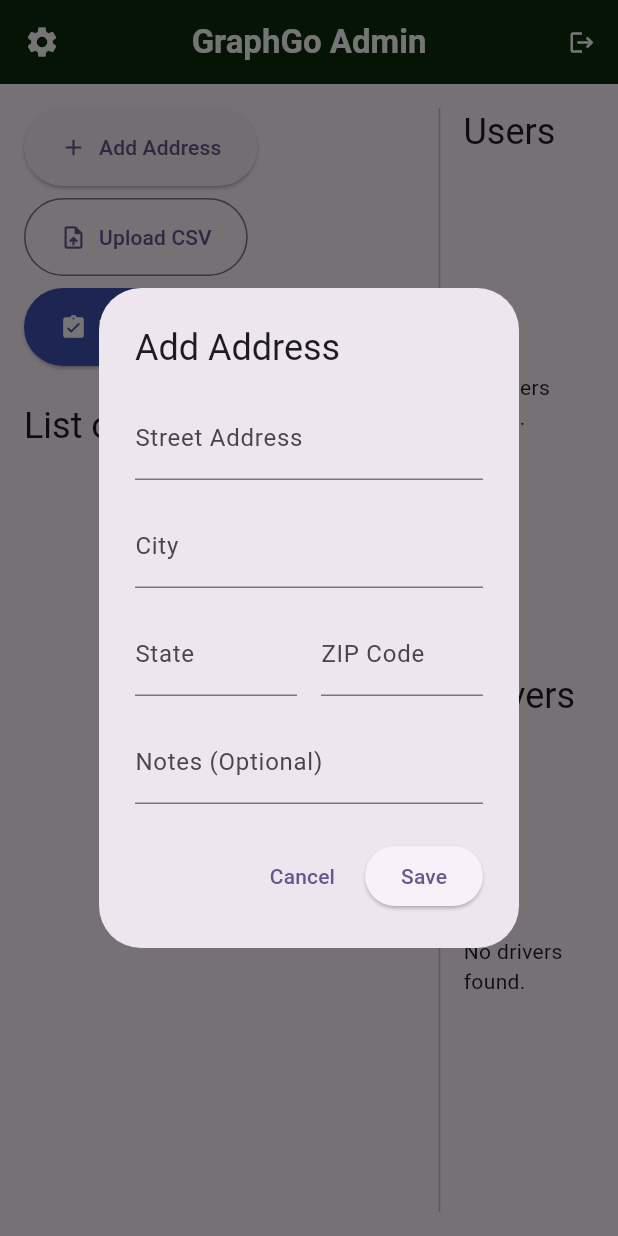
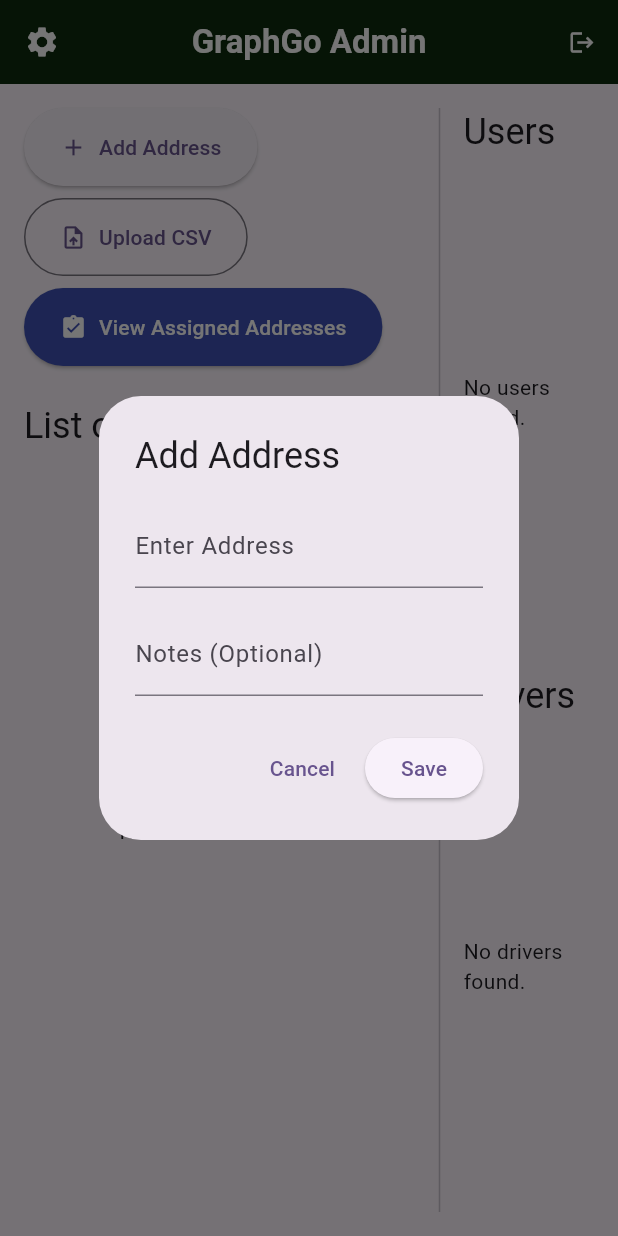
Before and after one commit to EmilyCarroll-del/Mapping-Software-Efficient-Routing-Algorithm, a Flutter app: the AdminDashboardScreen screen opened by its route, after a tap on "Add Address", on a phone screen of 412 x 824 dp. Run offline on Flutter 3.47's test engine with Material 3 defaults, Android fonts, the light colour scheme and no system bars; our stand-ins replace cloud_firestore, csv, file_picker, firebase_auth, firebase_core, firebase_storage and 7 more; accounts and stored records are empty.

Commit message:
Integrated Google Address Validation and simplified address entry format.

```diff
--- a/lib/main.dart
+++ b/lib/main.dart
@@ -22,6 +22,8 @@
 import 'screens/admin_dashboard_screen.dart';
 import 'screens/assigned_addresses_screen.dart';
 import 'screens/driver_assignments_screen.dart';
+
+const String googleApiKey = "AIzaSyCFx_8PW_R6rGq-julkwV4JJGixbzmnP74";
 
 Future<void> main() async {
   WidgetsFlutterBinding.ensureInitialized();
@@ -68,7 +70,6 @@
               colorScheme: ColorScheme.dark(
                 primary: Colors.deepPurple.shade300,
                 surface: Colors.grey.shade800,
-                background: Colors.black,
               ),
               scaffoldBackgroundColor: Colors.black,
               appBarTheme: const AppBarTheme(
--- a/lib/widgets/add_edit_address_dialog.dart
+++ b/lib/widgets/add_edit_address_dialog.dart
@@ -1,5 +1,7 @@
+import 'dart:convert';
 import 'package:flutter/material.dart';
 import '../models/delivery_address.dart';
+import '../services/address_validation_service.dart';
 
 class AddEditAddressDialog extends StatefulWidget {
   final DeliveryAddress? address;
@@ -19,19 +21,14 @@
 
 class _AddEditAddressDialogState extends State<AddEditAddressDialog> {
   final _formKey = GlobalKey<FormState>();
-  late TextEditingController _streetController;
-  late TextEditingController _cityController;
-  late TextEditingController _stateController;
-  late TextEditingController _zipController;
+  late TextEditingController _addressController;
   late TextEditingController _notesController;
+  bool _isLoading = false;
 
   @override
   void initState() {
     super.initState();
-    _streetController = TextEditingController(text: widget.address?.streetAddress ?? '');
-    _cityController = TextEditingController(text: widget.address?.city ?? '');
-    _stateController = TextEditingController(text: widget.address?.state ?? '');
-    _zipController = TextEditingController(text: widget.address?.zipCode ?? '');
+    _addressController = TextEditingController(text: widget.address?.fullAddress ?? '');
     _notesController = TextEditingController(text: widget.address?.notes ?? '');
   }
 
@@ -48,35 +45,12 @@
             mainAxisSize: MainAxisSize.min,
             children: [
               TextFormField(
-                controller: _streetController,
-                decoration: const InputDecoration(labelText: 'Street Address'),
-                validator: (value) => value!.isEmpty ? 'Please enter a street address' : null,
-              ),
-              const SizedBox(height: 16),
-              TextFormField(
-                controller: _cityController,
-                decoration: const InputDecoration(labelText: 'City'),
-                validator: (value) => value!.isEmpty ? 'Please enter a city' : null,
-              ),
-              const SizedBox(height: 16),
-              Row(
-                children: [
-                  Expanded(
-                    child: TextFormField(
-                      controller: _stateController,
-                      decoration: const InputDecoration(labelText: 'State'),
-                      validator: (value) => value!.isEmpty ? 'Please enter a state' : null,
-                    ),
-                  ),
-                  const SizedBox(width: 16),
-                  Expanded(
-                    child: TextFormField(
-                      controller: _zipController,
-                      decoration: const InputDecoration(labelText: 'ZIP Code'),
-                      validator: (value) => value!.isEmpty ? 'Please enter a ZIP code' : null,
-                    ),
-                  ),
-                ],
+                controller: _addressController,
+                decoration: const InputDecoration(
+                  labelText: 'Enter Address',
+                  hintText: 'Street, City, State, ZIP Code',
+                ),
+                validator: (value) => value!.isEmpty ? 'Please enter an address' : null,
               ),
               const SizedBox(height: 16),
               TextFormField(
@@ -93,26 +67,71 @@
           child: const Text('Cancel'),
         ),
         ElevatedButton(
-          onPressed: _submit,
-          child: const Text('Save'),
+          onPressed: _isLoading ? null : _submit,
+          child: _isLoading
+              ? const SizedBox(
+                  width: 20,
+                  height: 20,
+                  child: CircularProgressIndicator(strokeWidth: 2),
+                )
+              : const Text('Save'),
         ),
       ],
     );
   }
 
-  void _submit() {
+  void _submit() async {
     if (_formKey.currentState!.validate()) {
-      final address = DeliveryAddress(
-        id: widget.address?.id, // Keep original ID if editing
-        userId: widget.userId,
-        streetAddress: _streetController.text,
-        city: _cityController.text,
-        state: _stateController.text,
-        zipCode: _zipController.text,
-        notes: _notesController.text,
-      );
-      widget.onSave(address);
-      Navigator.of(context).pop();
+      setState(() {
+        _isLoading = true;
+      });
+
+      try {
+        final validationResult = await AddressValidationService.validateAddress(_addressController.text);
+        final result = validationResult['result']?['address']?['postalAddress'];
+        final verdict = validationResult['result']?['verdict'];
+
+        // Accept the address if the API considers it \"complete\".
+        // This is a better signal for validation than checking for unconfirmed components.
+        if (result != null && verdict != null && verdict['addressComplete'] == true) {
+          final newAddress = DeliveryAddress(
+            id: widget.address?.id,
+            userId: widget.userId,
+            streetAddress: result['addressLines'][0] ?? '',
+            city: result['locality'] ?? '',
+            state: result['administrativeArea'] ?? '',
+            zipCode: result['postalCode'] ?? '',
+            notes: _notesController.text,
+          );
+
+          widget.onSave(newAddress);
+          Navigator.of(context).pop();
+        } else {
+          // Provide a more detailed error message
+          String errorMessage = 'Invalid address. Please try again.';
+          if (verdict != null) {
+            final issues = <String>[];
+            if (verdict['addressComplete'] != true) {
+              issues.add("The address appears to be incomplete.");
+            }
+            if (verdict['hasUnconfirmedComponents'] == true) {
+              issues.add("Some address components could not be confirmed.");
+            }
+             errorMessage = issues.isNotEmpty ? issues.join(' ') : errorMessage;
+          }
+          ScaffoldMessenger.of(context).showSnackBar(
+            SnackBar(content: Text(errorMessage, style: const TextStyle(color: Colors.white)), backgroundColor: Colors.red),
+          );
+        }
+      } catch (e) {
+        ScaffoldMessenger.of(context).showSnackBar(
+          SnackBar(content: Text('Failed to validate address: $e')),
+        );
+      } finally {
+        setState(() {
+          _isLoading = false;
+        });
+      }
     }
   }
 }
```
Also changed, not shown: lib/services/address_validation_service.dart (added, +27 -0 lines).
